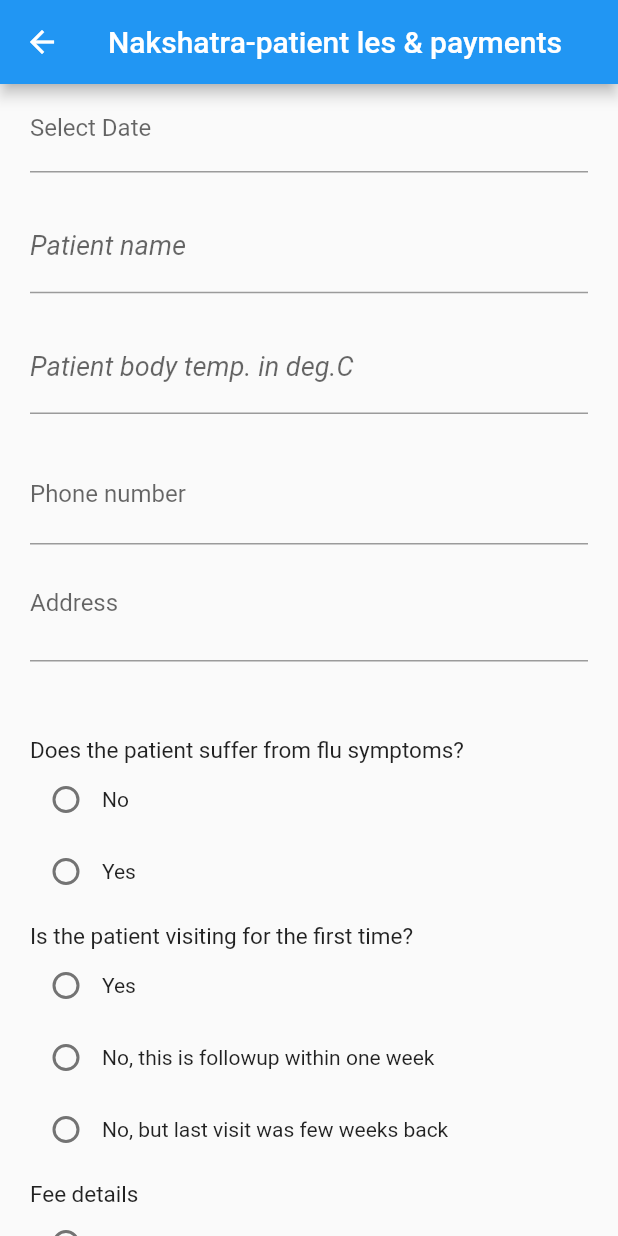
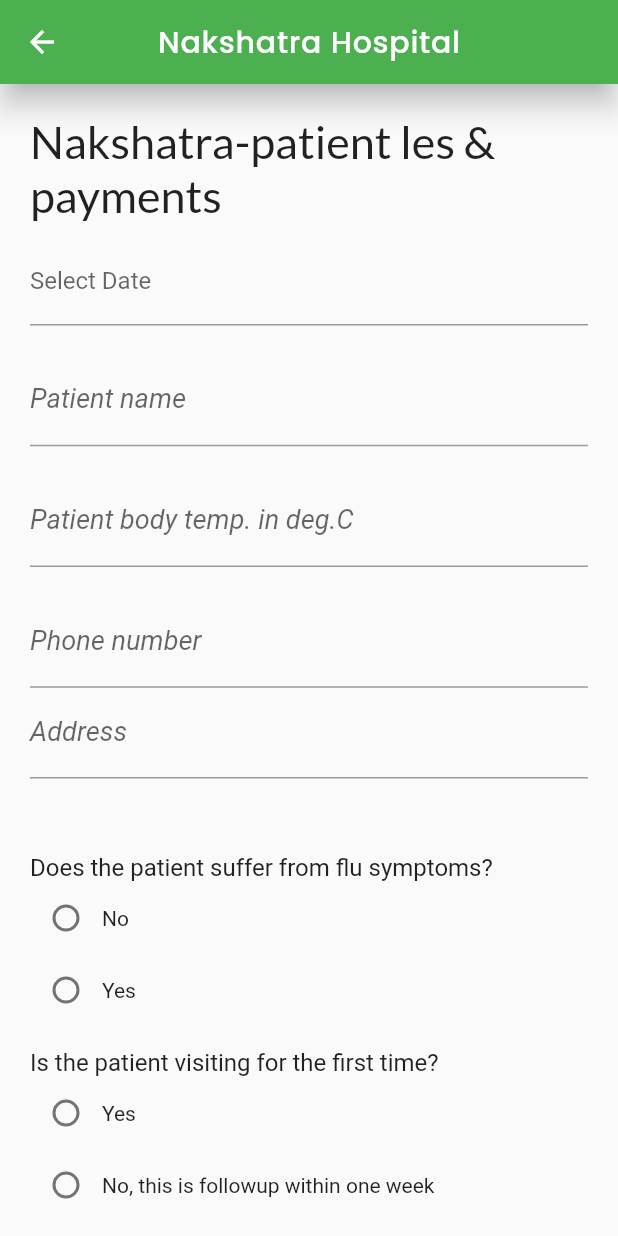
Before and after one commit to mit112/nakshatra_hospital_management, a Flutter app: the screen it shows once a user with an empty profile is signed in, after a tap on "PatientForm", on a phone screen of 412 x 824 dp. Run offline on Flutter 3.47's test engine with Material 2 defaults, Android fonts, the phone set to English and light mode, and no system bars; drawn by our look-alikes of date_time_picker; our stand-ins replace cloud_firestore, connectivity, firebase_auth, firebase_core, google_fonts; accounts and stored records are empty; network calls fail.

Commit message:
made changes in login and home page made some changes in form

```diff
--- a/lib/main.dart
+++ b/lib/main.dart
@@ -1,6 +1,7 @@
 import 'package:flutter/material.dart';
 import 'package:firebase_core/firebase_core.dart';
 import 'package:firebase_auth/firebase_auth.dart';
+import 'package:flutter/services.dart';
 // import 'file:///F:/Projects/Template/nakshatra_hospital_management/lib/screens/login.dart';
 import 'screens/login.dart';
 import 'package:nakshatra_hospital_management/services/auth.dart';
@@ -52,6 +53,9 @@ class MyApp extends StatelessWidget {
 class AuthenticationWrapper extends StatelessWidget {
   @override
   Widget build(BuildContext context) {
+    SystemChrome.setSystemUIOverlayStyle(SystemUiOverlayStyle(
+      statusBarColor: Colors.transparent,
+    ));
     final firebaseUser = context.watch<User>();
 
     if (firebaseUser != null) {
--- a/lib/screens/homepage.dart
+++ b/lib/screens/homepage.dart
@@ -5,6 +5,7 @@ import 'package:nakshatra_hospital_management/services/auth.dart';
 import 'package:nakshatra_hospital_management/screens/patient_form.dart';
 import 'package:nakshatra_hospital_management/screens/view_patients.dart';
 import 'package:provider/provider.dart';
+import 'package:flutter/services.dart';
 
 class Homepage extends StatefulWidget {
   @override
@@ -17,7 +18,7 @@ class _HomepageState extends State<Homepage> {
     return Scaffold(
       backgroundColor: Colors.white,
       appBar: AppBar(
-        //elevation: 8.0,
+        elevation: 8.0,
         backgroundColor: Colors.green[500],
         title: Text(
             'Homepage',
@@ -28,7 +29,7 @@ class _HomepageState extends State<Homepage> {
                 letterSpacing: 0.5,
                 //fontWeight:FontWeight.normal,
               ),
-            )
+            ),
         ),
       ),
       drawer:Drawer(
@@ -74,7 +75,7 @@ class _HomepageState extends State<Homepage> {
             Stack(
               children: <Widget>[
                 Container(
-                  padding: EdgeInsets.fromLTRB(15.0, 80.0, 0.0, 0.0),
+                  padding: EdgeInsets.fromLTRB(15.0, 40.0, 0.0, 0.0),
                   child: Text(
                     'Nakshatra',
                     style:GoogleFonts.lato(
@@ -86,7 +87,7 @@ class _HomepageState extends State<Homepage> {
                   ),
                 ),
                 Container(
-                  padding: EdgeInsets.fromLTRB(15.0, 190.0, 0.0, 0.0),
+                  padding: EdgeInsets.fromLTRB(15.0, 120.0, 0.0, 0.0),
                   child: Text(
                     'Hospital',
                     style:GoogleFonts.lato(
@@ -98,7 +99,7 @@ class _HomepageState extends State<Homepage> {
                   ),
                 ),
                 Container(
-                  padding: EdgeInsets.fromLTRB(298.0, 155.0, 0.0, 0.0),
+                  padding: EdgeInsets.fromLTRB(294.0, 90.0, 0.0, 0.0),
                   child: Text(
                     '.',
                     style: TextStyle(
@@ -110,7 +111,7 @@ class _HomepageState extends State<Homepage> {
                 ),
               ],
             ),
-            SizedBox(height: 50,),
+            SizedBox(height: 60,),
             Container(
               child: Column(
                 children: [
@@ -148,7 +149,7 @@ class _HomepageState extends State<Homepage> {
                       ),
                     ],
                   ),
-                  SizedBox(height: 50,),
+                  SizedBox(height: 40,),
                   Column(
                     children: [
                       Padding(
--- a/lib/screens/patient_form.dart
+++ b/lib/screens/patient_form.dart
@@ -2,6 +2,7 @@ import 'package:flutter/material.dart';
 import 'package:cloud_firestore/cloud_firestore.dart';
 import 'package:date_time_picker/date_time_picker.dart';
 import 'package:firebase_auth/firebase_auth.dart';
+import 'package:google_fonts/google_fonts.dart';
 import 'package:nakshatra_hospital_management/services/auth.dart';
 
 class PatientForm extends StatefulWidget {
@@ -11,6 +12,8 @@ class PatientForm extends StatefulWidget {
 
 class _PatientFormState extends State<PatientForm> {
   final formKey = GlobalKey<FormState>();
+  final  _fbKey = GlobalKey<FormState>();
+
   String _flu,
       _firstTime,
       _feeDetails,
@@ -41,11 +44,42 @@ class _PatientFormState extends State<PatientForm> {
   Widget build(BuildContext context) {
     return Scaffold(
       appBar: AppBar(
-        title: Text('Nakshatra-patient les & payments'),
+        title: Text(
+          'Nakshatra Hospital',
+          style:GoogleFonts.poppins(
+            textStyle: TextStyle(
+              color: Colors.white,
+              fontSize:20.0,
+              letterSpacing: 0.5,
+              //fontWeight:FontWeight.normal,
+            ),
+          ),
+        ),
+        elevation: 8.0,
+        backgroundColor: Colors.green[500],
         centerTitle: true,
       ),
-      body: SingleChildScrollView(
-        child: Padding(
+      body: new GestureDetector(
+        onTap: () {
+          FocusScope.of(context).requestFocus(new FocusNode());
+        },
+        child: SingleChildScrollView(
+          child: Column(
+            children: [
+              Padding(
+                padding: const EdgeInsets.only(left:20,top: 20),
+                child: Text(
+                  'Nakshatra-patient les & payments',
+                  style:GoogleFonts.lato(
+                    textStyle: TextStyle(
+                      fontSize:30.0,
+                      fontWeight: FontWeight.w400,
+                    ),
+                  ),
+                ),
+              ),
+              SizedBox(height: 10,),
+              Padding(
                 padding: const EdgeInsets.symmetric(horizontal: 20.0),
                 child: Form(
                   key: formKey,
@@ -91,11 +125,10 @@ class _PatientFormState extends State<PatientForm> {
                         textInputAction: TextInputAction.next,
                         decoration: InputDecoration(
                           labelText: 'Patient name ',
-                    hintText: 'Enter name',
                           labelStyle: TextStyle(
-                      height: 1.5,
+                            height: 1.2,
                             fontStyle: FontStyle.italic,
-                      fontSize: 18.0,
+                            fontSize:18.0,
                           ),
                         ),
                       ),
@@ -114,9 +147,8 @@ class _PatientFormState extends State<PatientForm> {
                         textInputAction: TextInputAction.next,
                         decoration: InputDecoration(
                           labelText: 'Patient body temp. in deg.C',
-                    hintText: 'Enter email',
                           labelStyle: TextStyle(
-                      height: 1.5,
+                            height: 1.2,
                             fontStyle: FontStyle.italic,
                             fontSize: 18.0,
                           ),
@@ -137,16 +169,14 @@ class _PatientFormState extends State<PatientForm> {
                         textInputAction: TextInputAction.next,
                         decoration: InputDecoration(
                           labelText: 'Phone number',
-                    hintText: 'Enter phone number',
-                    hintStyle: TextStyle(
-                      height: 1.5,
+                          labelStyle: TextStyle(
+                            height: 1.2,
                             fontStyle: FontStyle.italic,
                             fontSize: 18.0,
                           ),
                         ),
                       ),
                       TextFormField(
-                  maxLines: 2,
                         validator: (val) {
                           return val.isNotEmpty ? null : "Enter address";
                         },
@@ -155,12 +185,11 @@ class _PatientFormState extends State<PatientForm> {
                           setState(() {});
                         },
                         keyboardType: TextInputType.streetAddress,
-                  textInputAction: TextInputAction.done,
+                        textInputAction: TextInputAction.newline,
                         decoration: InputDecoration(
                           labelText: 'Address',
-                    hintText: 'Enter password',
-                    hintStyle: TextStyle(
-                      height: 1.5,
+                          labelStyle: TextStyle(
+                            height: 1.2,
                             fontStyle: FontStyle.italic,
                             fontSize: 18.0,
                           ),
@@ -177,7 +206,7 @@ class _PatientFormState extends State<PatientForm> {
                           Text(
                             'Does the patient suffer from flu symptoms?',
                             style: TextStyle(
-                            fontSize: 15.0,
+                              fontSize: 16.0,
                               fontWeight: FontWeight.w400,
                             ),
                           ),
@@ -212,7 +241,7 @@ class _PatientFormState extends State<PatientForm> {
                     ],
                   ),
                   SizedBox(
-                  height: 10,
+                    height: 15,
                   ),
                   Column(
                     children: [
@@ -222,7 +251,7 @@ class _PatientFormState extends State<PatientForm> {
                           Text(
                             'Is the patient visiting for the first time?',
                             style: TextStyle(
-                            fontSize: 15.0,
+                              fontSize: 16.0,
                               fontWeight: FontWeight.w400,
                             ),
                           ),
@@ -272,7 +301,7 @@ class _PatientFormState extends State<PatientForm> {
                     ],
                   ),
                   SizedBox(
-                  height: 10,
+                    height: 15,
                   ),
                   Column(
                     children: [
@@ -282,7 +311,7 @@ class _PatientFormState extends State<PatientForm> {
                           Text(
                             'Fee details',
                             style: TextStyle(
-                            fontSize: 15.0,
+                              fontSize: 16.0,
                               fontWeight: FontWeight.w400,
                             ),
                           ),
@@ -306,11 +335,13 @@ class _PatientFormState extends State<PatientForm> {
                         children: [
                           Radio(
                               value: 'Paid in cash',
+
                               groupValue: _feeDetails,
                               onChanged: (val) {
                                 _feeDetails = val;
                                 setState(() {});
-                            }),
+                              }
+                              ),
                           Text('Paid in cash'),
                         ],
                       ),
@@ -330,7 +361,7 @@ class _PatientFormState extends State<PatientForm> {
                     ],
                   ),
                   SizedBox(
-                  height: 10,
+                    height: 15,
                   ),
                   Column(
                     children: [
@@ -340,7 +371,7 @@ class _PatientFormState extends State<PatientForm> {
                           Text(
                             'Fees collected in INR',
                             style: TextStyle(
-                            fontSize: 15.0,
+                              fontSize: 16.0,
                               fontWeight: FontWeight.w400,
                             ),
                           ),
@@ -414,15 +445,12 @@ class _PatientFormState extends State<PatientForm> {
                       Padding(
                         padding: const EdgeInsets.symmetric(horizontal: 20.0),
                         child: TextFormField(
-                        // validator: (val) {
-                        //   return val.isNotEmpty ? null : "Enter address";
-                        // },
                           keyboardType: TextInputType.text,
                           textInputAction: TextInputAction.done,
                           decoration: InputDecoration(
                             labelText: 'Others',
                             labelStyle: TextStyle(
-                            height: 1.5,
+                              height: 1.2,
                               fontStyle: FontStyle.italic,
                               fontSize: 18.0,
                             ),
@@ -431,8 +459,9 @@ class _PatientFormState extends State<PatientForm> {
                       ),
                     ],
                   ),
+
                   SizedBox(
-                  height: 10,
+                    height: 15,
                   ),
                   Column(
                     children: [
@@ -440,9 +469,9 @@ class _PatientFormState extends State<PatientForm> {
                         mainAxisAlignment: MainAxisAlignment.start,
                         children: [
                           Text(
-                          'Expenses for surgery/medicines/rented equipment etc.',
+                            'Expenses for surgery/medicines/rented \n equipment etc.',
                             style: TextStyle(
-                            fontSize: 13.0,
+                              fontSize: 16.0,
                               fontWeight: FontWeight.w400,
                             ),
                           ),
@@ -529,9 +558,6 @@ class _PatientFormState extends State<PatientForm> {
                       Padding(
                         padding: const EdgeInsets.symmetric(horizontal: 20.0),
                         child: TextFormField(
-                        // validator: (val) {
-                        //   return val.isNotEmpty ? null : "Enter address";
-                        // },
                           onChanged: (val) {
                             _other = val ?? ' ';
                             setState(() {});
@@ -541,20 +567,21 @@ class _PatientFormState extends State<PatientForm> {
                           decoration: InputDecoration(
                             labelText: 'Others',
                             labelStyle: TextStyle(
-                            height: 1.5,
+                              height: 1.2,
                               fontStyle: FontStyle.italic,
                               fontSize: 18.0,
                             ),
                           ),
                         ),
                       ),
-                    Padding(
-                      padding: const EdgeInsets.symmetric(horizontal: 20.0),
-                      child: TextFormField(
-                        maxLines: 3,
-                        // validator: (val) {
-                        //   return val.isNotEmpty ? null : "Enter address";
-                        // },
+                    ],
+                  ),
+                      SizedBox(
+                        height: 15.0,
+                      ),
+                      Column(
+                        children: [
+                          TextFormField(
                             onChanged: (val) {
                               _notes = val ?? ' ';
                               setState(() {});
@@ -564,19 +591,29 @@ class _PatientFormState extends State<PatientForm> {
                             decoration: InputDecoration(
                               labelText: 'Notes',
                               labelStyle: TextStyle(
-                            height: 1.5,
+                                height: 1.2,
                                 fontStyle: FontStyle.italic,
                                 fontSize: 18.0,
                               ),
                             ),
                           ),
-                    ),
                         ],
                       ),
-                Container(
-                  child: ElevatedButton(
-                    child: Text('submit'),
-                    onPressed: () async {
+
+                      SizedBox(height:20,),
+                      Column(
+                        children: [
+                          Padding(
+                            padding: const EdgeInsets.symmetric(horizontal: 60.0),
+                            child:Container(
+                              height:48.0,
+                              child: Material(
+                                color: Colors.green,
+                                borderRadius: BorderRadius.circular(20.0),
+                                shadowColor: Colors.greenAccent.withOpacity(0.8),
+                                elevation: 7.0,
+                                child: GestureDetector(
+                                  onTap: ()async {
                                     // print(_selectedDate);
 
                                     if (formKey.currentState.validate()) {
@@ -600,10 +637,57 @@ class _PatientFormState extends State<PatientForm> {
                                       Navigator.pop(context);
                                     }
                                   },
+                                  child:Center(
+                                    child: Text(
+                                      'Submit',
+                                      style: TextStyle(
+                                        fontWeight: FontWeight.bold,
+                                        fontSize: 16.0,
+                                        color: Colors.white,
+                                      ),
+                                    ),
+                                  ),
+                                ),
+                              ),
+                            ),
+                          ),
+                          SizedBox(height:25,),
+                        ],
+                      ),
+                      // Container(
+                      //   child: ElevatedButton(
+                      //     child: Text('submit'),
+                      //     onPressed: () async {
+                      //       // print(_selectedDate);
+                      //
+                      //       if (formKey.currentState.validate()) {
+                      //         await collectionReference.add({
+                      //           'patient Name': pName,
+                      //           'phone number': pNumber,
+                      //           'date': _selectedDate,
+                      //           'address': pAddress,
+                      //           'fee details': _feeDetails,
+                      //           'fee collected': _feeAmount,
+                      //           'body temp': pTemp,
+                      //           'flu symptoms': _flu,
+                      //           'first visit': _firstTime,
+                      //           'other expenses': _otherExpenses,
+                      //           'other': _other,
+                      //           'notes': _notes,
+                      //         }).then((value) {
+                      //           currentid = value.id;
+                      //           print(value.id);
+                      //         });
+                      //         Navigator.pop(context);
+                      //       }
+                      //     },
+                      //   ),
+                      // ),
+                    ],
+                  ),
                 ),
               ),
             ],
-            ),
           ),
         ),
       ),
```
Also changed, not shown: lib/screens/login.dart (+3 -5 lines). Lines whose indentation alone changed are shown as unchanged.
